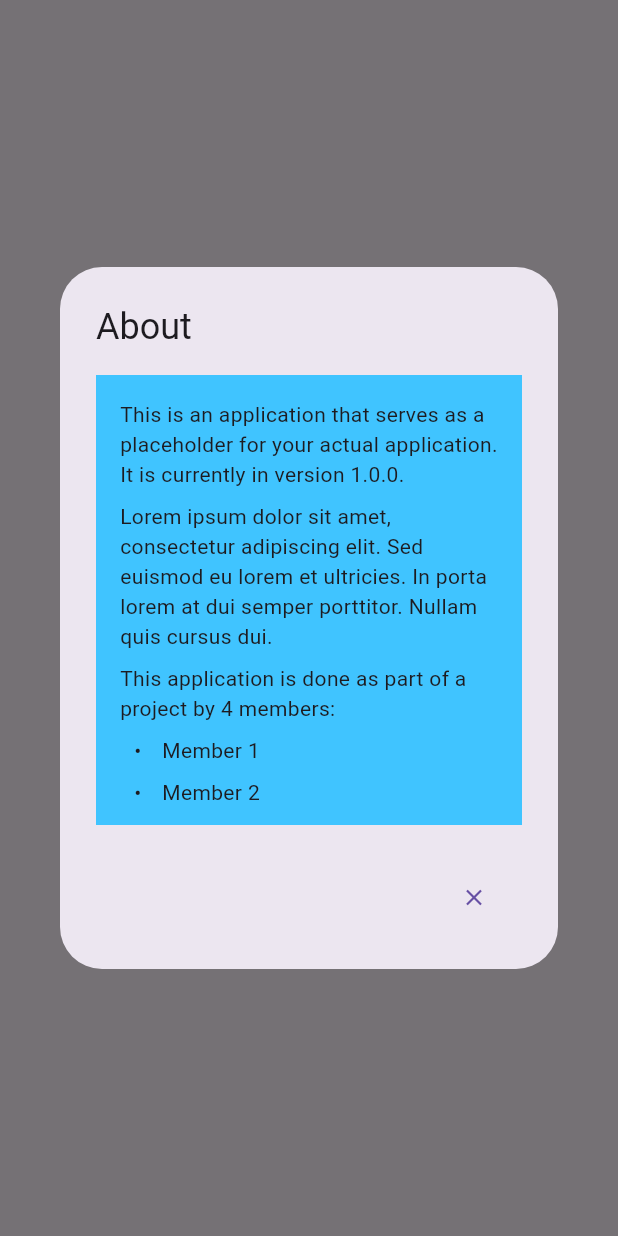
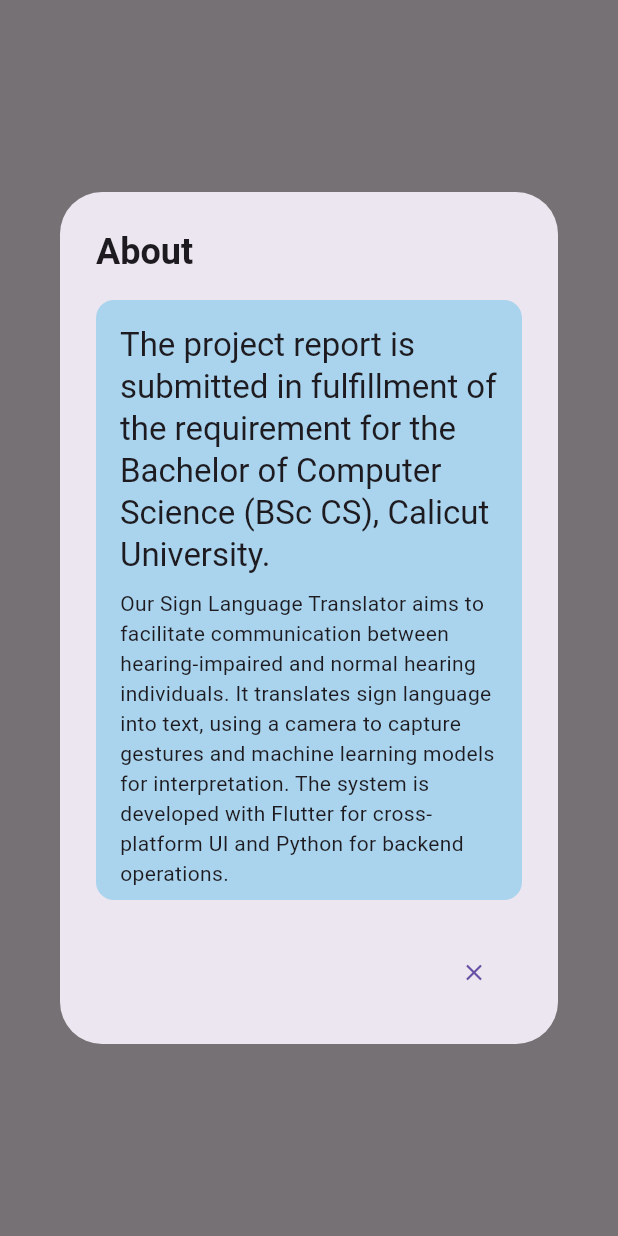
Before and after one commit to Adhulraj/sign_ai, a Flutter app: what showInfo() shows on an empty page, opened directly, on a phone screen of 412 x 824 dp. Run offline on Flutter 3.47's test engine with Material 3 defaults, Android fonts, the light colour scheme and no system bars; our stand-ins replace animated_text_kit, flutter_markdown; missing offline and left inert: bitsdojo_window.

Commit message:
Added About Popup

```diff
--- a/lib/main.dart
+++ b/lib/main.dart
@@ -230,21 +230,34 @@ void showInfo(BuildContext context) {
     context: context,
     builder: (BuildContext context) {
       return AlertDialog(
-        title: const Text('About'),
+        title: const Text(
+          'About',
+          style: TextStyle(fontWeight: FontWeight.bold),
+        ),
         content: Container(
-          width: 300.0,
-          height: 300.0,
-          color: Colors.lightBlueAccent, // Adjust this value as needed
+          width: 500.0,
+          height: 400.0,
+          decoration: const  BoxDecoration(
+              color: Color.fromARGB(
+                  120, 96, 191, 235),
+              borderRadius: BorderRadius.all(Radius.circular(12))), // Adjust this value as needed
           child: const Markdown(data: '''
-This is an application that serves as a placeholder for your actual application. It is currently in version 1.0.0.
+## The project report is submitted in fulfillment of the requirement for the Bachelor of Computer Science (BSc CS), Calicut University.
 
-Lorem ipsum dolor sit amet, consectetur adipiscing elit. Sed euismod eu lorem et ultricies. In porta lorem at dui semper porttitor. Nullam quis cursus dui.
 
-This application is done as part of a project by 4 members:
-- Member 1
-- Member 2
-- Member 3
-- Member 4
+
+Our Sign Language Translator aims to facilitate communication between hearing-impaired and normal hearing individuals. It translates sign language into text, using a camera to capture gestures and machine learning models for interpretation. The system is developed with Flutter for cross-platform UI and Python for backend operations.
+
+**Group Members:**
+
+* Adhulraj K R
+* Amal K Jose
+* Brinto Varghese
+* Neeraj U V
+
+**Under The Guidance of :** Ms. Anagha K J
+
+*Version :* `1.0.0`
           '''),
         ),
         actions: <Widget>[
```
